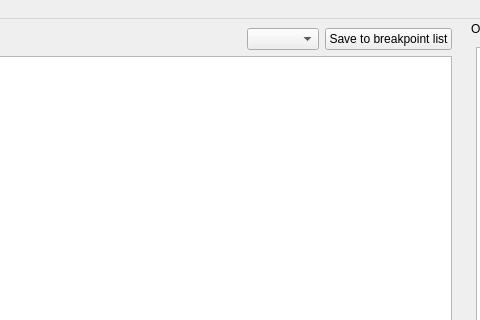
Before: the Qt Designer form tools/BPEdit/bpedit.ui in OCamlPro/gnucobol-contrib2, drawn with Qt 5; both pictures show x 415 to 895 and y 0 to 320 of the 1200 by 850 pixel window.
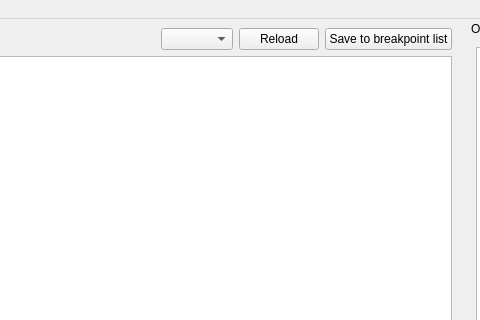
After: the same form once the commit is applied. Custom widgets are drawn as their Qt base class.

```diff
--- a/tools/BPEdit/bpedit.ui
+++ b/tools/BPEdit/bpedit.ui
@@ -52,6 +52,13 @@
       <item>
        <widget class="QComboBox" name="srcCombo"/>
       </item>
+      <item>
+       <widget class="QPushButton" name="reloadButton">
+        <property name="text">
+         <string>Reload</string>
+        </property>
+       </widget>
+      </item>
       <item>
        <widget class="QPushButton" name="saveButton">
         <property name="text">
```
